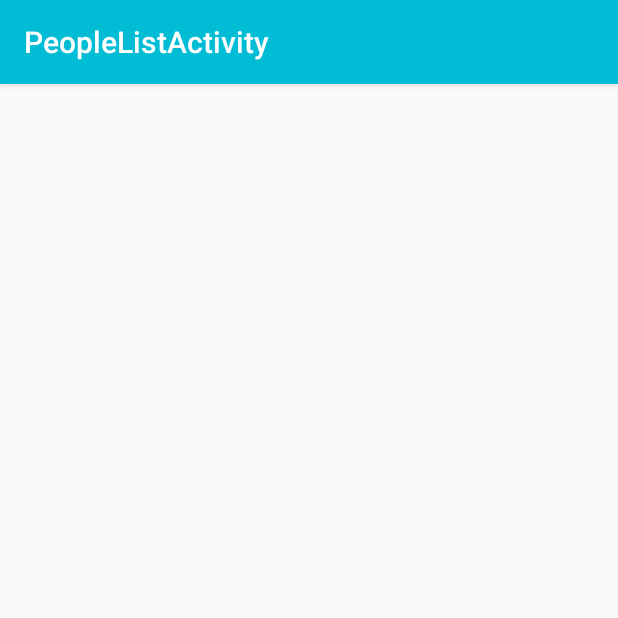
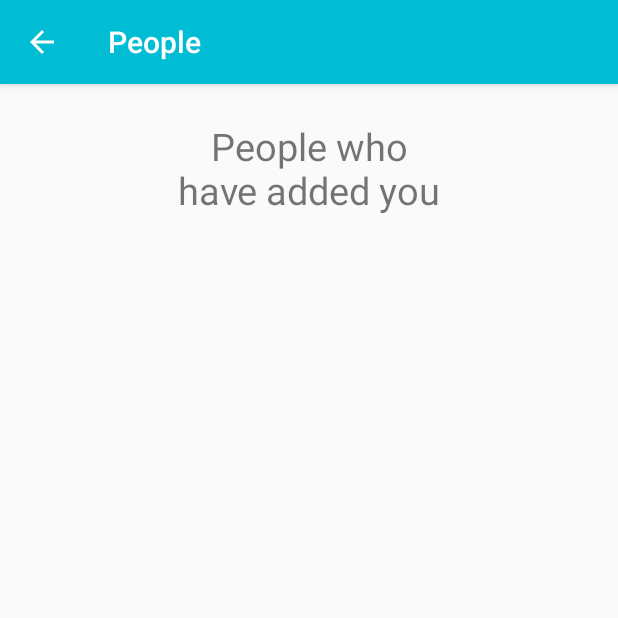
Before and after one commit to shakdwipeea/tuesday-app, an Android app: the PeopleListActivity screen opened directly, with no data from a screen before it, on a phone screen of 412 x 824 dp, the top half of it. Run offline under Robolectric (Android 15) with nearby library versions, the phone set to English and light mode, and no system bars; our stand-ins replace Firebase (no records; nobody signed in at launch, a user with empty details on screens opened directly), data binding; libraries missing offline, so code that uses them is left out: rx.android.schedulers, rx.subscriptions; 2 statements that could not run were skipped.

Commit message:
change actionbar title closes #32

```diff
--- a/app/src/main/java/com/shakdwipeea/tuesday/home/home/HomeFragment.java
+++ b/app/src/main/java/com/shakdwipeea/tuesday/home/home/HomeFragment.java
@@ -105,6 +105,7 @@ public class HomeFragment extends Fragment
         phoneContactAdapter = new ContactAdapter();
         tuesContactAdapter = new ContactAdapter();
 
+
         LinearLayoutManager searchLayoutManager = new LinearLayoutManager(context);
         LinearLayoutManager phoneContactLayoutManager = new LinearLayoutManager(context);
         LinearLayoutManager tuesContactLayoutManager = new LinearLayoutManager(context);
@@ -136,8 +137,6 @@ public class HomeFragment extends Fragment
 
         presenter = new HomePresenter(this);
         binding.setHandler(presenter);
-
-        setUpBackBehaviour();
 
         setUpCompleteProfile();
 
--- a/app/src/main/java/com/shakdwipeea/tuesday/people/PeopleListActivity.java
+++ b/app/src/main/java/com/shakdwipeea/tuesday/people/PeopleListActivity.java
@@ -3,8 +3,11 @@ package com.shakdwipeea.tuesday.people;
 import android.databinding.DataBindingUtil;
 import android.os.Bundle;
 import android.support.design.widget.Snackbar;
+import android.support.v7.app.ActionBar;
 import android.support.v7.app.AppCompatActivity;
 import android.support.v7.widget.LinearLayoutManager;
+import android.view.Menu;
+import android.view.MenuItem;
 
 import com.shakdwipeea.tuesday.R;
 import com.shakdwipeea.tuesday.data.entities.user.User;
@@ -36,6 +39,12 @@ public class PeopleListActivity extends AppCompatActivity implements PeopleListC
         binding = DataBindingUtil.setContentView(this, R.layout.activity_people_list);
         setSupportActionBar(binding.toolbar);
 
+        ActionBar supportActionBar = getSupportActionBar();
+        if (supportActionBar != null) {
+            supportActionBar.setTitle("People");
+            supportActionBar.setDisplayHomeAsUpEnabled(true);
+        }
+
         presenter = new PeopleListPresenter(this);
 
         adapter = new ContactAdapter();
@@ -43,6 +52,17 @@ public class PeopleListActivity extends AppCompatActivity implements PeopleListC
 
         binding.content.peopleList.setLayoutManager(layoutManager);
         binding.content.peopleList.setAdapter(adapter);
+    }
+
+    @Override
+    public boolean onOptionsItemSelected(MenuItem item) {
+        switch (item.getItemId()) {
+            case android.R.id.home:
+                onBackPressed();
+                return true;
+        }
+
+        return super.onOptionsItemSelected(item);
     }
 
     @Override
--- a/app/src/main/res/layout/content_people_list.xml
+++ b/app/src/main/res/layout/content_people_list.xml
@@ -15,6 +15,15 @@
         tools:context="com.shakdwipeea.tuesday.people.PeopleListActivity"
         tools:showIn="@layout/activity_people_list">
 
+        <TextView
+            android:padding="8dp"
+            android:textSize="25sp"
+            android:textAlignment="center"
+            android:layout_gravity="center_horizontal"
+            android:layout_width="200dp"
+            android:layout_height="wrap_content"
+            android:text="People who have added you"/>
+
         <android.support.v7.widget.RecyclerView
             android:layout_marginTop="15dp"
             android:id="@+id/people_list"
```
